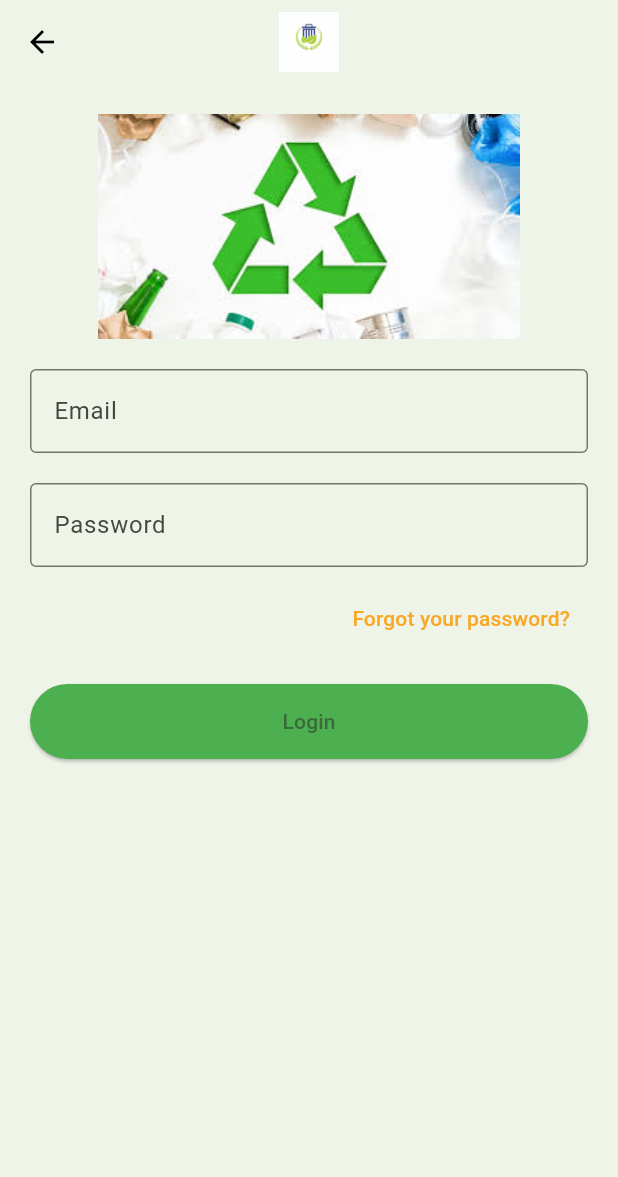
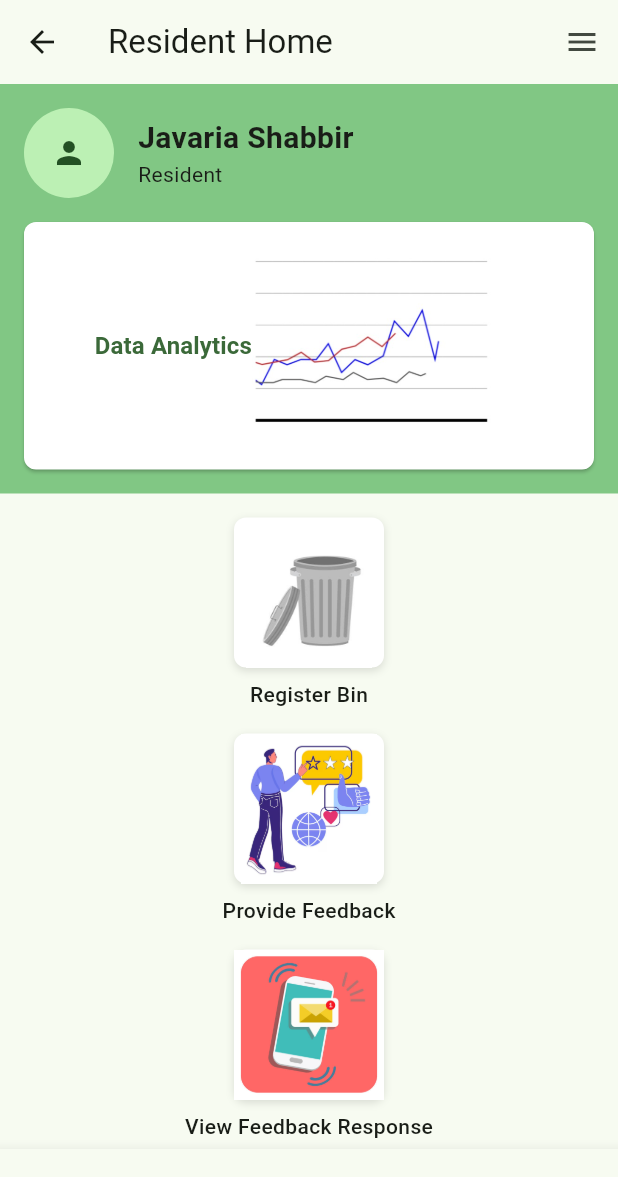
Before and after one commit to mashalbutt7/Flutter, a Flutter app: the LoginScreen screen opened by its route, after a tap on "Login", on a phone screen of 412 x 824 dp. Shown: the top 1177 px of the screen. Run offline on Flutter 3.47's test engine with Material 3 defaults, Android fonts, the phone set to English and light mode, and no system bars.

Commit message:
resident home page

```diff
--- a/lib/login_screen.dart
+++ b/lib/login_screen.dart
@@ -67,7 +67,8 @@ class LoginScreen extends StatelessWidget {
             // Login Button
             ElevatedButton(
               onPressed: () {
-                // Handle login
+                // After successful login, navigate to ResidentHomePage
+                Navigator.pushReplacementNamed(context, '/resident_home');
               },
               style: ElevatedButton.styleFrom(
                 backgroundColor: Colors.green, // Updated from `primary`
--- a/lib/main.dart
+++ b/lib/main.dart
@@ -1,7 +1,8 @@
 import 'package:flutter/material.dart';
 import 'welcome_screen.dart';
-import 'login_screen.dart'; // Make sure this is imported
+import 'login_screen.dart';
 import 'signup_screen.dart';
+import 'resident_home.dart';
 
 void main() {
   runApp(const MyApp());
@@ -18,12 +19,12 @@
         colorScheme: ColorScheme.fromSeed(seedColor: Colors.green),
         useMaterial3: true,
       ),
-      // Set WelcomeScreen as the initial screen
-      home: WelcomeScreen(),
+      home: WelcomeScreen(), // Initial screen
       routes: {
-        '/login_screen': (context) => LoginScreen(), // Use '/login_screen' here
-        '/signup_screen': (context) =>
-            SignUpScreen(), // Define route for SignUpScreen
+        '/login_screen': (context) => LoginScreen(),
+        '/signup_screen': (context) => SignUpScreen(),
+        '/resident_home': (context) =>
+            ResidentHomePage(), // Resident Home page route
       },
     );
   }
--- /dev/null
+++ b/lib/resident_home.dart
@@ -0,0 +1,236 @@
+import 'package:flutter/material.dart';
+
+class ResidentHomePage extends StatelessWidget {
+  @override
+  Widget build(BuildContext context) {
+    return Scaffold(
+      appBar: AppBar(
+        title: Text("Resident Home"),
+        actions: [
+          IconButton(icon: Icon(Icons.menu), onPressed: () {}),
+        ],
+      ),
+      body: SingleChildScrollView(
+        child: Column(
+          children: [
+            // Green section with data analytics button
+            Container(
+              color: Colors.green.shade300,
+              padding: EdgeInsets.all(16.0),
+              child: Column(
+                crossAxisAlignment: CrossAxisAlignment.start,
+                children: [
+                  Row(
+                    children: [
+                      CircleAvatar(
+                        radius: 30,
+                        child: Icon(Icons.person),
+                      ),
+                      SizedBox(width: 16),
+                      Column(
+                        crossAxisAlignment: CrossAxisAlignment.start,
+                        children: [
+                          Text(
+                            "Javaria Shabbir",
+                            style: TextStyle(
+                                fontSize: 20, fontWeight: FontWeight.bold),
+                          ),
+                          Text("Resident"),
+                        ],
+                      ),
+                    ],
+                  ),
+                  SizedBox(height: 16),
+                  ElevatedButton(
+                    onPressed: () {
+                      // Handle the data analytics action
+                    },
+                    style: ElevatedButton.styleFrom(
+                      backgroundColor: const Color.fromARGB(255, 255, 255, 255),
+                      minimumSize: Size(double.infinity, 60),
+                      padding: EdgeInsets.zero,
+                      shape: RoundedRectangleBorder(
+                        borderRadius: BorderRadius.circular(
+                            8.0), // Adjust the radius here
+                      ),
+                    ),
+                    child: Row(
+                      mainAxisAlignment: MainAxisAlignment.center,
+                      children: [
+                        Text(
+                          "Data Analytics",
+                          style: TextStyle(
+                              fontSize: 16, fontWeight: FontWeight.bold),
+                        ),
+                        Image.asset(
+                          'assets/dataanalytics.jpeg',
+                          width: 165,
+                          height: 165,
+                        ),
+                        SizedBox(width: 16),
+                      ],
+                    ),
+                  ),
+                ],
+              ),
+            ),
+            SizedBox(height: 16),
+            // Vertical buttons for actions
+            Padding(
+              padding: const EdgeInsets.symmetric(horizontal: 16.0),
+              child: Column(
+                children: [
+                  Column(
+                    children: [
+                      Container(
+                        width: 100, // Fixed width for square size
+                        height: 100, // Fixed height to make it a square
+                        decoration: BoxDecoration(
+                          color: Colors.white, // White background
+                          borderRadius: BorderRadius.circular(
+                              8.0), // Optional rounded corners
+                          boxShadow: [
+                            BoxShadow(
+                              color: Colors.black12,
+                              blurRadius: 4.0,
+                              offset: Offset(
+                                  0, 2), // Subtle shadow for a clean look
+                            ),
+                          ],
+                        ),
+                        child: GestureDetector(
+                          onTap: () {}, // Handle button tap
+                          child: Image.asset(
+                            'assets/bin.jpeg', // Display the image
+                            fit: BoxFit.contain,
+                          ),
+                        ),
+                      ),
+                      SizedBox(
+                          height: 8), // Space between the box and the label
+                      Text(
+                        "Register Bin", // Label for the button
+                        style: TextStyle(
+                            fontSize: 14.0, fontWeight: FontWeight.w500),
+                      ),
+                    ],
+                  ),
+                  SizedBox(height: 16),
+                  Column(
+                    children: [
+                      Container(
+                        width: 100,
+                        height: 100,
+                        decoration: BoxDecoration(
+                          color: Colors.white,
+                          borderRadius: BorderRadius.circular(8.0),
+                          boxShadow: [
+                            BoxShadow(
+                              color: Colors.black12,
+                              blurRadius: 4.0,
+                              offset: Offset(0, 2),
+                            ),
+                          ],
+                        ),
+                        child: GestureDetector(
+                          onTap: () {}, // Handle button tap
+                          child: Image.asset(
+                            'assets/feedback.png',
+                            fit: BoxFit.contain,
+                          ),
+                        ),
+                      ),
+                      SizedBox(height: 8),
+                      Text(
+                        "Provide Feedback",
+                        style: TextStyle(
+                            fontSize: 14.0, fontWeight: FontWeight.w500),
+                      ),
+                    ],
+                  ),
+                  SizedBox(height: 16),
+                  Column(
+                    children: [
+                      Container(
+                        width: 100,
+                        height: 100,
+                        decoration: BoxDecoration(
+                          color: Colors.white,
+                          borderRadius: BorderRadius.circular(8.0),
+                          boxShadow: [
+                            BoxShadow(
+                              color: Colors.black12,
+                              blurRadius: 4.0,
+                              offset: Offset(0, 2),
+                            ),
+                          ],
+                        ),
+                        child: GestureDetector(
+                          onTap: () {}, // Handle button tap
+                          child: Image.asset(
+                            'assets/feedbackreply.jpg',
+                            fit: BoxFit.contain,
+                          ),
+                        ),
+                      ),
+                      SizedBox(height: 8),
+                      Text(
+                        "View Feedback Response",
+                        style: TextStyle(
+                            fontSize: 14.0, fontWeight: FontWeight.w500),
+                      ),
+                    ],
+                  ),
+                ],
+              ),
+            ),
+          ],
+        ),
+      ),
+      bottomNavigationBar: BottomNavigationBar(
+        items: [
+          BottomNavigationBarItem(icon: Icon(Icons.home), label: "Home"),
+          BottomNavigationBarItem(
+              icon: Icon(Icons.notifications), label: "Notifications"),
+          BottomNavigationBarItem(icon: Icon(Icons.info), label: "About"),
+          BottomNavigationBarItem(icon: Icon(Icons.person), label: "Profile"),
+        ],
+      ),
+    );
+  }
+}
+
+class ActionCard extends StatelessWidget {
+  final String imagePath;
+  final String label;
+  final VoidCallback onTap;
+
+  ActionCard(
+      {required this.imagePath, required this.label, required this.onTap});
+
+  @override
+  Widget build(BuildContext context) {
+    return GestureDetector(
+      onTap: onTap,
+      child: Card(
+        elevation: 2,
+        child: Column(
+          mainAxisAlignment: MainAxisAlignment.center,
+          children: [
+            Image.asset(
+              imagePath,
+              width: 60, // Increased image size
+              height: 60, // Increased image size
+            ),
+            SizedBox(height: 8),
+            Text(
+              label,
+              textAlign: TextAlign.center,
+              style: TextStyle(fontSize: 14), // Reduced text size to fit
+            ),
+          ],
+        ),
+      ),
+    );
+  }
+}
--- a/lib/welcome_screen.dart
+++ b/lib/welcome_screen.dart
@@ -62,7 +62,7 @@ class WelcomeScreen extends StatelessWidget {
               TextButton(
                 onPressed: () {
                   Navigator.pushNamed(
-                      context, '/signup'); // Navigate to SignUpScreen
+                      context, '/signup_screen'); // Navigate to SignUpScreen
                 },
                 child: const Text('Sign Up'),
               ),
--- a/pubspec.yaml
+++ b/pubspec.yaml
@@ -90,3 +90,7 @@ flutter:
     - assets/logo.png
     - assets/earth.png
     - assets/loginpage2.jpg
+    - assets/bin.jpeg
+    - assets/feedback.png
+    - assets/feedbackreply.jpg
+    - assets/dataanalytics.jpeg
```
Also changed, not shown: assets/bin.jpeg (added), assets/dataanalytics.jpeg (added), assets/feedback.png (added), assets/feedbackreply.jpg (added), lib/register_bin_page.dart (added).
